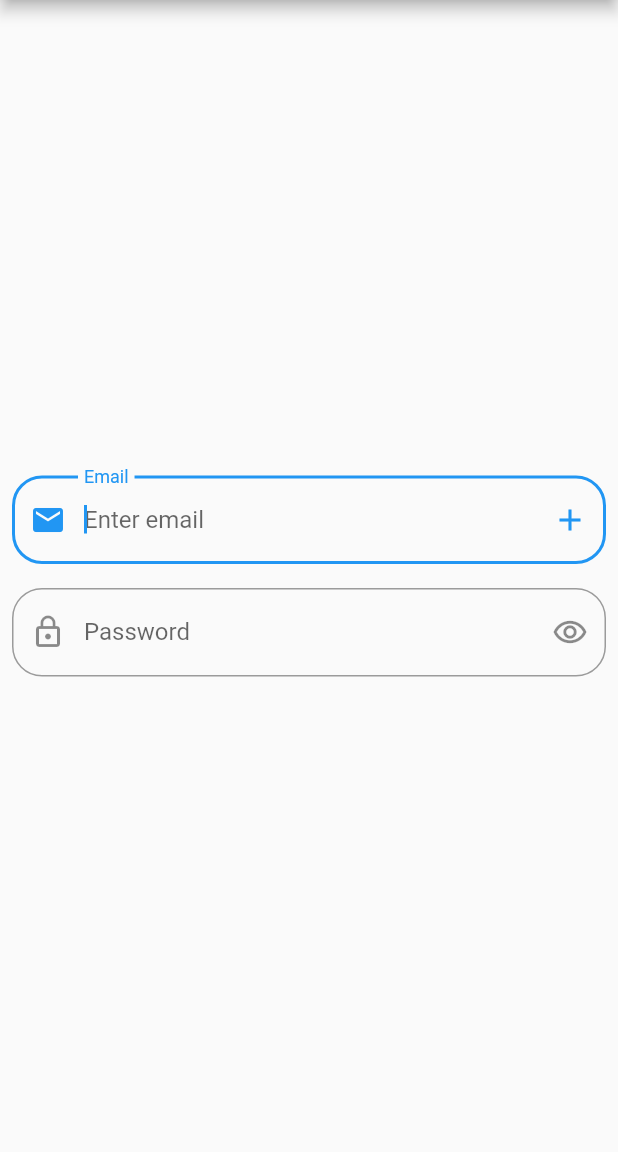
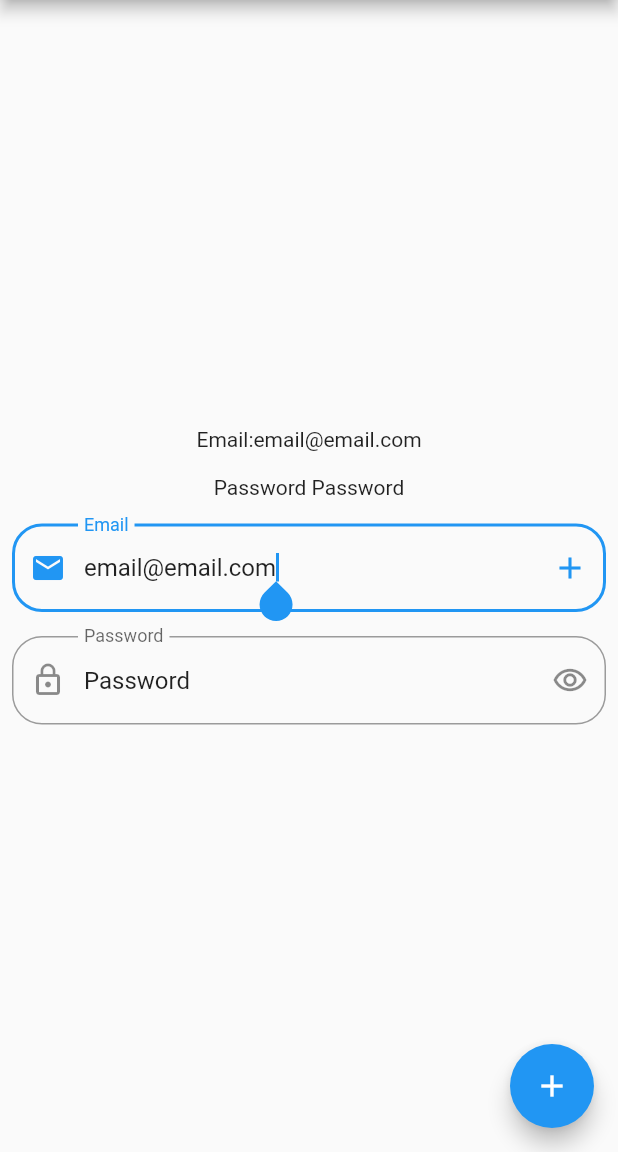
Before and after one commit to Karaxmedov/text_field_widget_example, a Flutter app: the screen it shows after launch, on a phone screen of 412 x 824 dp, the part 84-1236 px from its top. Run offline on Flutter 3.47's test engine with Material 2 defaults, Android fonts, the light colour scheme and no system bars.

```diff
--- a/lib/main.dart
+++ b/lib/main.dart
@@ -2,14 +2,40 @@ import 'package:flutter/material.dart';
 
 void main() => runApp(const MyApp());
 
-class MyApp extends StatelessWidget {
+class MyApp extends StatefulWidget {
   const MyApp({super.key});
+
+  @override
+  State<MyApp> createState() => _MyAppState();
+}
+
+class _MyAppState extends State<MyApp> {
+  late TextEditingController _emailController;
+  late TextEditingController _passwordController;
+
+  @override
+  void initState() {
+    _emailController = TextEditingController(text: "email@email.com");
+    _passwordController = TextEditingController(text: "Password");
+    super.initState();
+  }
+
+  @override
+  void dispose() {
+    _emailController.dispose();
+    super.dispose();
+  }
 
   @override
   Widget build(BuildContext context) {
     return MaterialApp(
       title: 'Material App',
       home: Scaffold(
+        floatingActionButton: FloatingActionButton(
+            child: const Icon(Icons.add),
+            onPressed: () {
+              setState(() {});
+            }),
         appBar: AppBar(
           title: const Text('Material App Bar'),
         ),
@@ -18,13 +44,29 @@ class MyApp extends StatelessWidget {
             mainAxisAlignment: MainAxisAlignment.center,
             children: [
               Padding(
+                padding: const EdgeInsets.all(8),
+                child: Text(
+                  "Email:${_emailController.text}",
+                ),
+              ),
+              Padding(
+                padding: const EdgeInsets.all(8),
+                child: Text(
+                  "Password ${_passwordController.text}",
+                ),
+              ),
+              Padding(
                 padding: const EdgeInsets.all(8.0),
                 child: TextField(
+                  controller: _emailController,
                   keyboardType: TextInputType.emailAddress,
                   textInputAction: TextInputAction.next,
                   autofocus: true,
                   onChanged: (value) {
-                    debugPrint(value);
+                    _emailController.value = TextEditingValue(
+                        text: value,
+                        selection:
+                            TextSelection.collapsed(offset: value.length));
                   },
                   onSubmitted: (value) {
                     debugPrint("Submitted value :$value");
@@ -39,12 +81,13 @@ class MyApp extends StatelessWidget {
                   ),
                 ),
               ),
-              const Padding(
-                padding: EdgeInsets.all(8.0),
+              Padding(
+                padding: const EdgeInsets.all(8.0),
                 child: TextField(
+                  controller: _passwordController,
                   keyboardType: TextInputType.text,
                   textInputAction: TextInputAction.next,
-                  decoration: InputDecoration(
+                  decoration: const InputDecoration(
                     labelText: "Password",
                     hintText: "Enter password",
                     border: OutlineInputBorder(
@@ -52,6 +95,12 @@ class MyApp extends StatelessWidget {
                     prefixIcon: Icon(Icons.lock_outline),
                     suffixIcon: Icon(Icons.remove_red_eye_outlined),
                   ),
+                  onChanged: (value) {
+                    _passwordController.value = TextEditingValue(
+                        text: value,
+                        selection:
+                            TextSelection.collapsed(offset: value.length));
+                  },
                 ),
               ),
             ],
```
